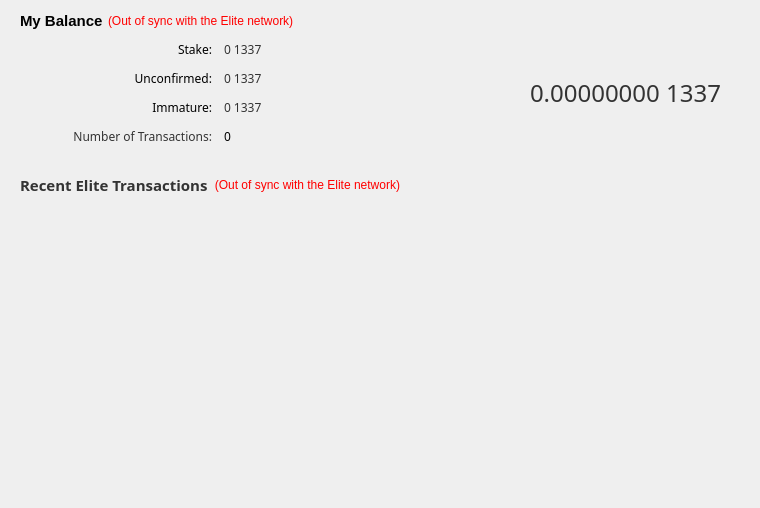
This is src/qt/forms/overviewpage.ui in vashshawn/elitecurrencysource as Qt 5 draws it before an edit. The edited form follows.
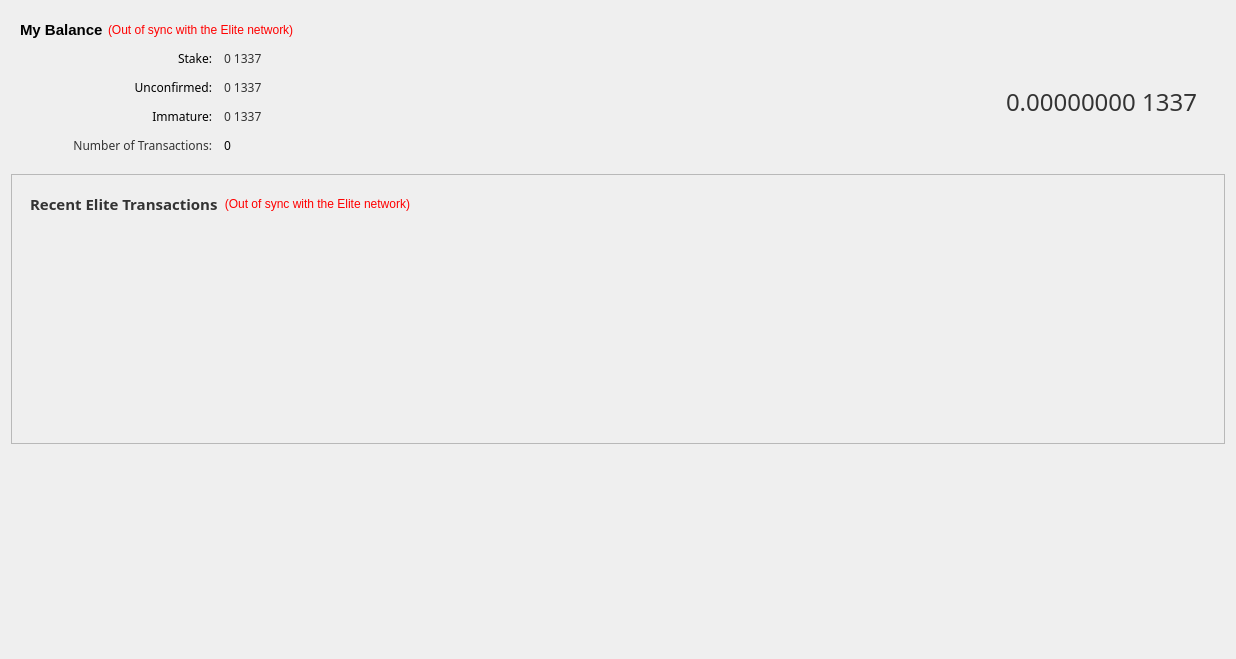
This is the edited form. Custom widgets are drawn as their Qt base class.

Patch:
```diff
--- a/src/qt/forms/overviewpage.ui
+++ b/src/qt/forms/overviewpage.ui
@@ -6,18 +6,15 @@
    <rect>
     <x>0</x>
     <y>0</y>
-    <width>760</width>
-    <height>508</height>
+    <width>1236</width>
+    <height>659</height>
    </rect>
   </property>
   <property name="windowTitle">
    <string>Form</string>
   </property>
-  <layout class="QVBoxLayout" name="verticalLayout_5" stretch="0,1,0">
-   <property name="topMargin">
-    <number>2</number>
-   </property>
-   <item>
+  <layout class="QGridLayout" name="gridLayout_2">
+   <item row="0" column="0">
     <widget class="QFrame" name="frameTop">
      <property name="frameShape">
       <enum>QFrame::NoFrame</enum>
@@ -363,7 +360,16 @@
      </layout>
     </widget>
    </item>
-   <item>
+   <item row="1" column="0">
+    <widget class="QFrame" name="frame">
+     <property name="frameShape">
+      <enum>QFrame::StyledPanel</enum>
+     </property>
+     <property name="frameShadow">
+      <enum>QFrame::Raised</enum>
+     </property>
+     <layout class="QGridLayout" name="gridLayout_3">
+      <item row="0" column="0">
     <layout class="QVBoxLayout" name="verticalLayout_3">
      <item>
       <widget class="QFrame" name="frame_2">
@@ -465,7 +471,10 @@
      </item>
     </layout>
    </item>
-   <item>
+     </layout>
+    </widget>
+   </item>
+   <item row="2" column="0">
     <widget class="QFrame" name="diffplotframe">
      <property name="frameShape">
       <enum>QFrame::NoFrame</enum>
```
Lines whose indentation alone changed are shown as unchanged.
